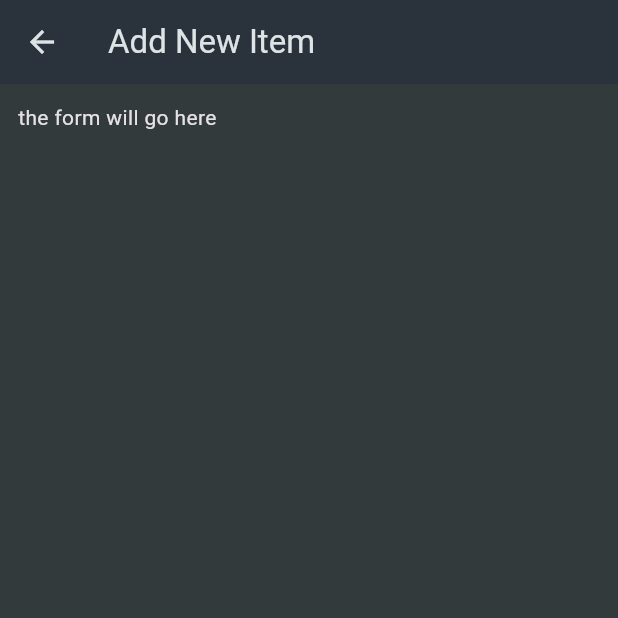
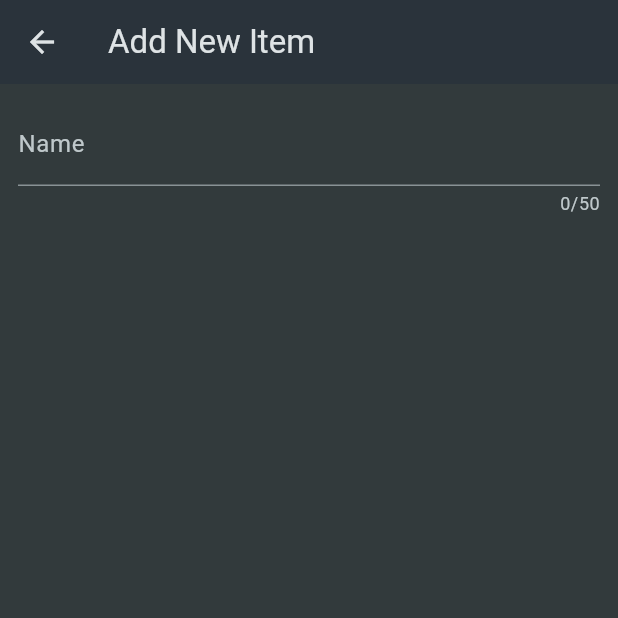
Before and after one commit to bozzimarcello/shopping_list, a Flutter app: the NewItem screen opened directly, on a phone screen of 412 x 824 dp, the top half of it. Run offline on Flutter 3.47's test engine with Material 3 defaults, Android fonts, the phone set to English and light mode, and no system bars.

Commit message:
Form and validation introduced

```diff
--- a/lib/widgets/grocery_list.dart
+++ b/lib/widgets/grocery_list.dart
@@ -13,6 +13,7 @@ class _GroceryListState extends State<GroceryList> {
   void _addItem() {
     Navigator.of(context).push(
       MaterialPageRoute(builder: (ctx) => const NewItem(),
+      // see the lesson about the Navigator widget for more information
       ),
     );
   }
--- a/lib/widgets/new_item.dart
+++ b/lib/widgets/new_item.dart
@@ -18,7 +18,26 @@ class _NewItemState extends State<NewItem> {
       ),
       body: Padding(
         padding: const EdgeInsets.all(12),
-        child: Text('the form will go here'),
+        child: Form(
+          // the Form widgets contains a lot of useful features
+          // to manage user input (witch can be done without it)
+          // such as: validation, show validation errors, etc.
+          child: Column(
+            children: [
+              TextFormField( // a text input field specifit to Form insearch of a TextField
+                maxLength: 50,
+                decoration: const InputDecoration(label: Text('Name')),
+                validator: (value) {
+                  // a validation function that returns an error message if the input is invalid
+                  // or null if the input is valid
+                  // you can decide when Flutter will call this function
+                  return 'demo error message';
+                },
+
+              ),
+            ],
+          ),
+        ),
       ),
     );
   }
```
